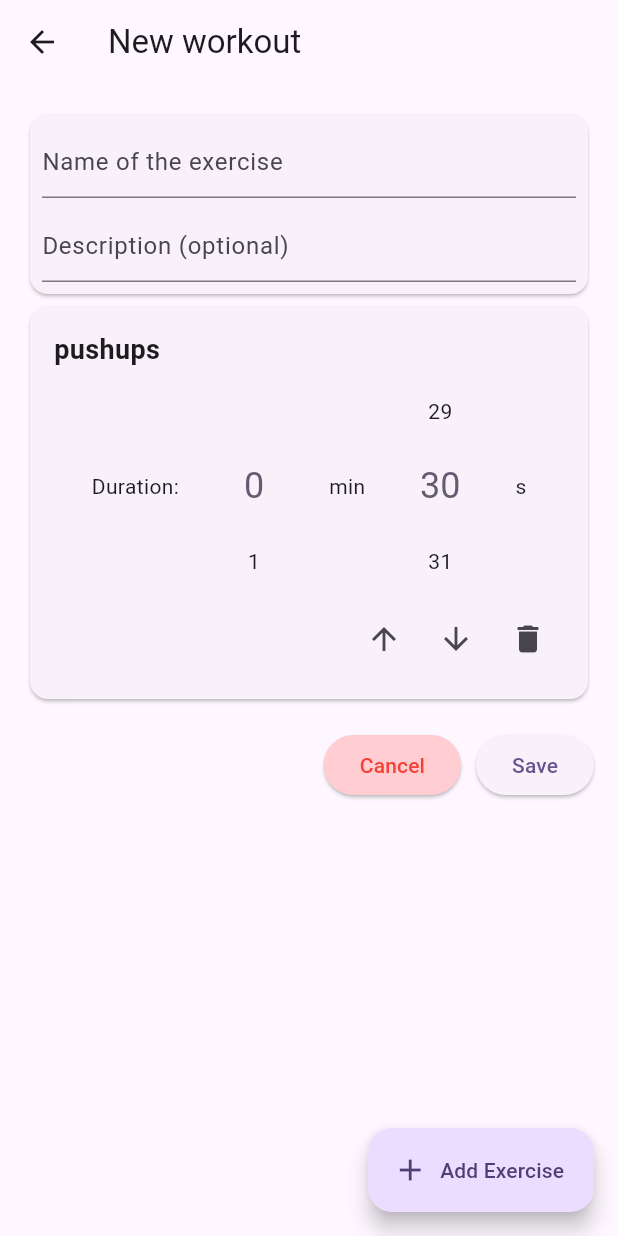
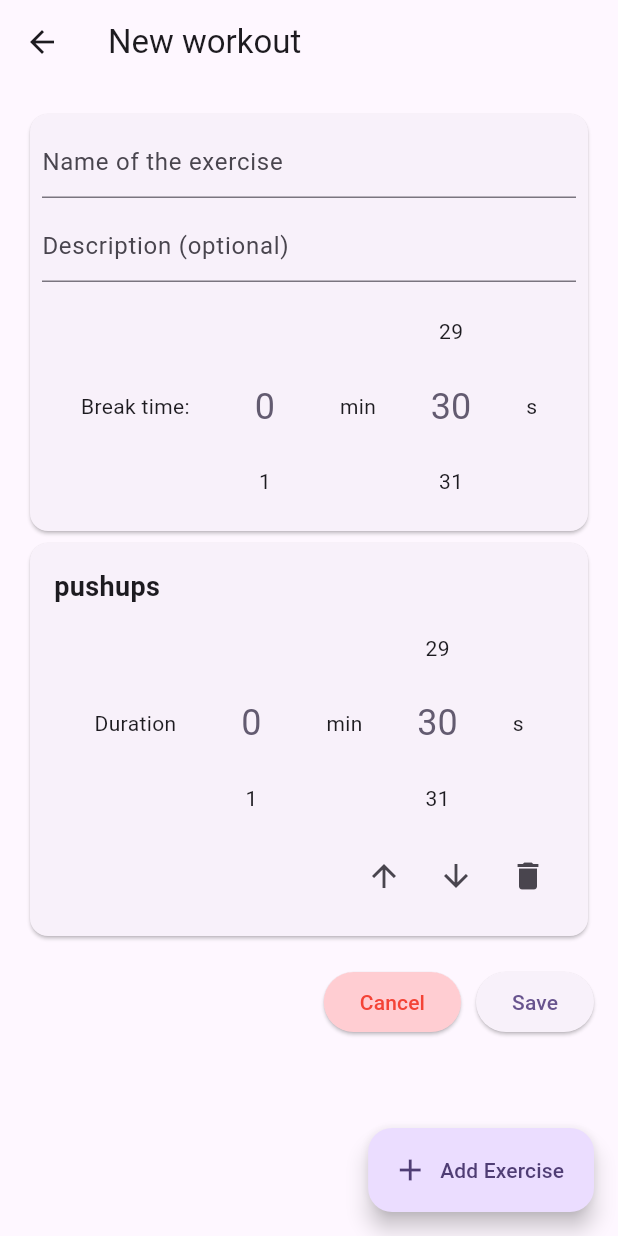
Before and after one commit to moriol42/workout_timer, a Flutter app: the EditWorkoutPage screen opened directly, on a phone screen of 412 x 824 dp. Run offline on Flutter 3.47's test engine with Material 3 defaults, Android fonts, the phone set to English and light mode, and no system bars; drawn by our look-alikes of numberpicker.

Commit message:
UI to choose break time

```diff
--- a/lib/pages/edit_workout_page.dart
+++ b/lib/pages/edit_workout_page.dart
@@ -1,6 +1,8 @@
 import 'package:flutter/material.dart';
+import 'package:flutter/services.dart';
 import 'package:workout_timer/types/exercise.dart';
 import '../widgets/workout_exercise_card.dart';
+import '../widgets/duration_picker.dart';
 
 class EditWorkoutPage extends StatefulWidget {
   const EditWorkoutPage({
@@ -60,6 +62,7 @@ class _EditWorkoutPageState extends State<EditWorkoutPage> {
                             hintText: 'Description (optional)',
                           ),
                         ),
+                        DurationPicker(text: 'Break time:'),
                       ],
                     ),
                   ),
--- a/lib/widgets/duration_picker.dart
+++ b/lib/widgets/duration_picker.dart
@@ -2,8 +2,9 @@ import 'package:flutter/material.dart';
 import 'package:numberpicker/numberpicker.dart';
 
 class DurationPicker extends StatefulWidget {
-  const DurationPicker({super.key, this.min = 0, this.sec = 30});
+  const DurationPicker({super.key, this.min = 0, this.sec = 30, this.text});
 
+  final String? text;
   final int min;
   final int sec;
 
@@ -25,7 +26,9 @@ class _DurationPickerState extends State<DurationPicker> {
   @override
   Widget build(BuildContext context) {
     return Row(
+      mainAxisAlignment: MainAxisAlignment.center,
       children: <Widget>[
+        if (widget.text != null) Text(widget.text!),
         NumberPicker(
           value: _min,
           minValue: 0,
--- a/lib/widgets/workout_exercise_card.dart
+++ b/lib/widgets/workout_exercise_card.dart
@@ -28,7 +28,7 @@ class _WorkoutExerciseCardState extends State<WorkoutExerciseCard> {
             ),
             if (widget.exercise.description != null)
               Text(widget.exercise.description!),
-            Row(mainAxisAlignment: MainAxisAlignment.center,children: [Text('Duration:'), DurationPicker()]),
+            DurationPicker(text: 'Duration'),
 
             Row(
               mainAxisAlignment: MainAxisAlignment.end,
```
